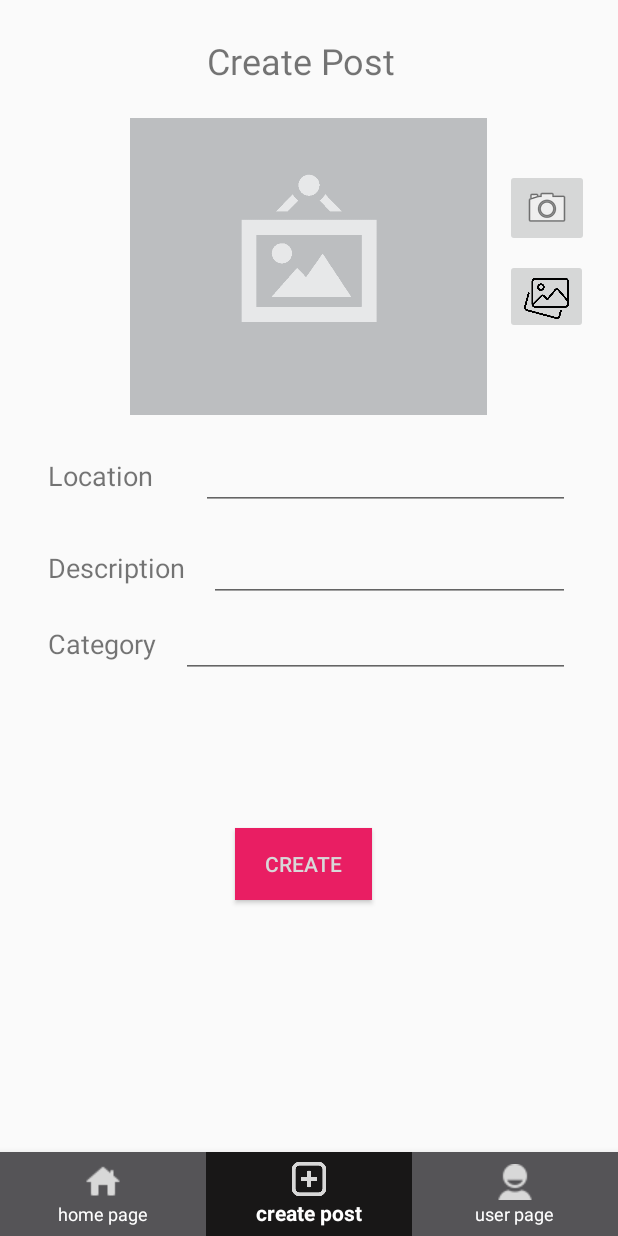
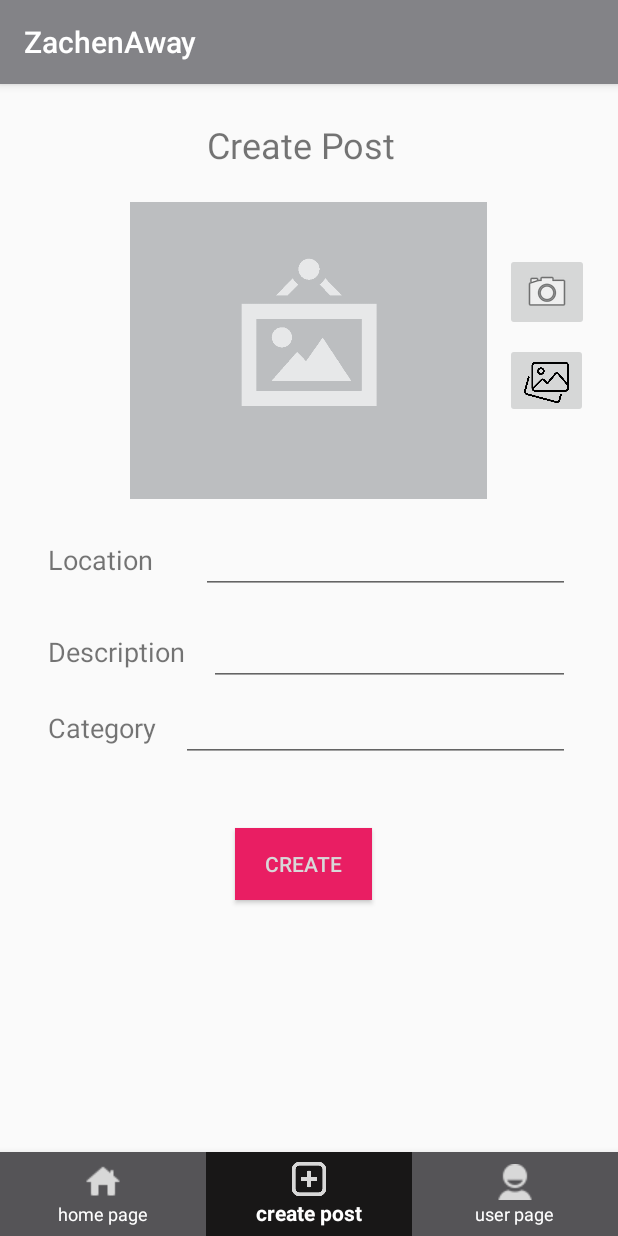
Before and after one commit to DavidMami/ZachenAway, an Android app built with Jetpack Compose: the screen it shows after launch once a user with an empty profile is signed in (MainActivity), item 2 of the bottom bar chosen, on a phone screen of 412 x 824 dp. Run offline under Robolectric (Android 15) with nearby library versions, the phone set to English and light mode, and no system bars; our stand-ins replace Firebase (no records; nobody signed in at launch, a user with empty details on screens opened directly), Picasso, data binding, navigation-ui.

Commit message:
add action bar support to menu

```diff
--- a/app/src/main/res/values/themes.xml
+++ b/app/src/main/res/values/themes.xml
@@ -1,25 +1,16 @@
 <resources xmlns:tools="http://schemas.android.com/tools">
-<!-- Base application theme. -->
-<style name="Theme.ZachenAway" parent="Theme.AppCompat.Light.NoActionBar">
-    <!-- Primary brand color. -->
-    <item name="colorPrimary">#76767A</item>
-<!--    <item name="colorPrimaryVariant">@color/palePurple</item>-->
-    <item name="colorOnPrimary">@color/white</item>
-    <!-- Secondary brand color. -->
-    <item name="colorSecondary">@color/teal_200</item>
-    <item name="colorSecondaryVariant">@color/teal_700</item>
-    <item name="colorOnSecondary">@color/black</item>
-    <!-- Status bar color. -->
-    <item name="android:statusBarColor">@color/purple_700</item>
-    <!-- Customize your theme here. -->
-</style>
 
-<style name="Theme.ZachenAway.NoActionBar">
-    <item name="windowActionBar">false</item>
-    <item name="windowNoTitle">true</item>
-</style>
+    <!-- Base theme with action bar -->
+    <style name="Theme.ZachenAway" parent="Theme.AppCompat.Light.DarkActionBar">
+        <!-- Customize your theme here -->
+        <item name="colorPrimary">#838387</item>
+        <item name="colorOnPrimary">@color/white</item>
+    </style>
 
-<style name="Theme.ZachenAway.AppBarOverlay" parent="ThemeOverlay.AppCompat.Dark.ActionBar" />
+    <!-- Theme without action bar -->
+    <style name="Theme.ZachenAway.NoActionBar" parent="Theme.AppCompat.Light.NoActionBar">
+        <item name="windowActionBar">false</item>-->
+        <item name="windowNoTitle">true</item>
+    </style>
 
-<style name="Theme.ZachenAway.PopupOverlay" parent="ThemeOverlay.AppCompat.Light" />
 </resources>
```
Also changed, not shown: app/src/main/AndroidManifest.xml (+9 -4 lines).
